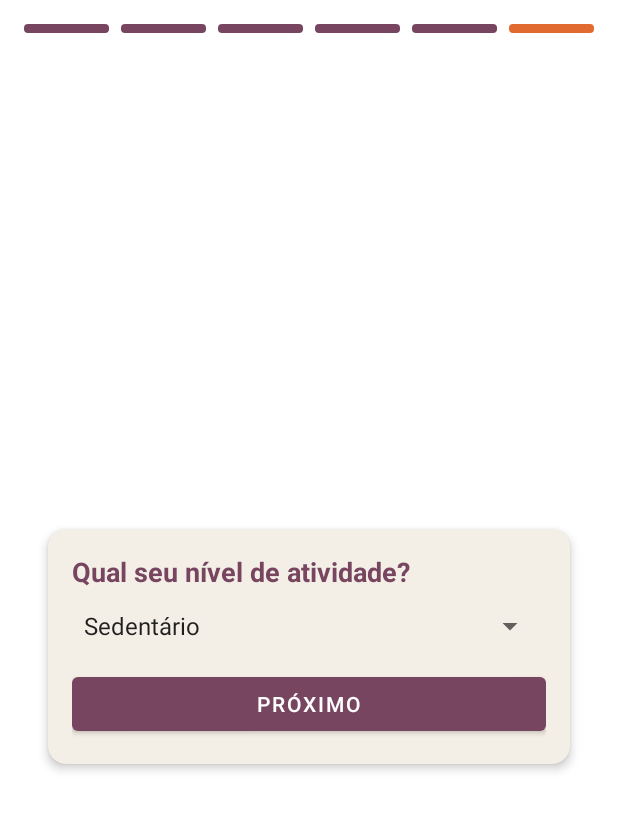
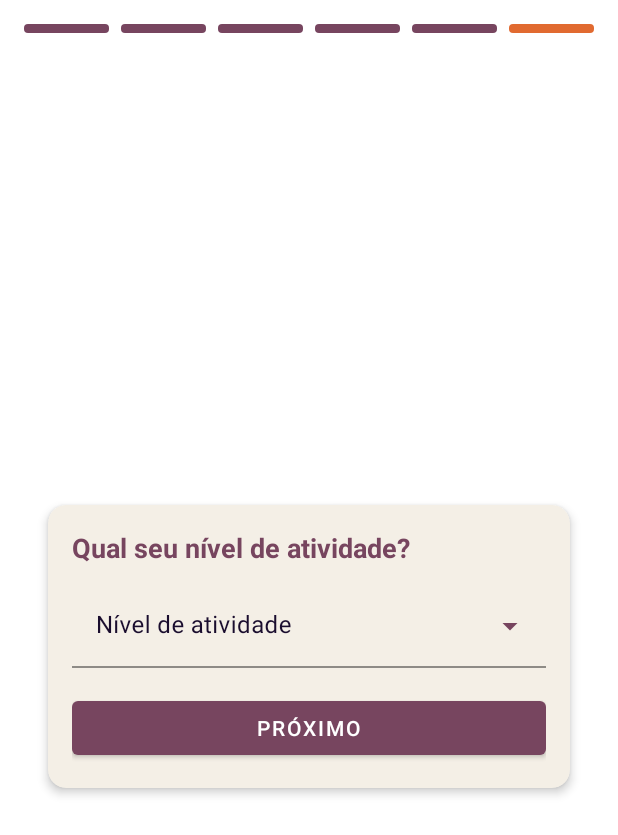
Before and after one commit to uhlalari/-FitUai, an Android app: the fragment GenderQuestionFragment placed in its activity, after a tap on "PRÓXIMO", on a phone screen of 412 x 824 dp. Shown: the top 835 px of the screen. Run offline under Robolectric (Android 15) with nearby library versions, the phone set to English and light mode, and no system bars; our stand-ins replace Room's generated code.

Commit message:
Ajustes cor de fontes e bottom sheet

```diff
--- a/app/src/main/java/com/example/fituai/presentation/fragment/ActivityLevelQuestionFragment.kt
+++ b/app/src/main/java/com/example/fituai/presentation/fragment/ActivityLevelQuestionFragment.kt
@@ -5,7 +5,8 @@ import android.view.LayoutInflater
 import android.view.View
 import android.view.ViewGroup
 import android.widget.Button
-import android.widget.Spinner
+import android.widget.ArrayAdapter
+import com.google.android.material.textfield.MaterialAutoCompleteTextView
 import androidx.fragment.app.Fragment
 import androidx.lifecycle.ViewModelProvider
 import com.example.fituai.R
@@ -31,10 +32,17 @@ class ActivityLevelQuestionFragment : Fragment() {
         )[FormViewModel::class.java]
 
         val btnNext = view.findViewById<Button>(R.id.btnProximo)
-        val spLevel = view.findViewById<Spinner>(R.id.spNivelAtividade)
+        val actLevel = view.findViewById<MaterialAutoCompleteTextView>(R.id.actNivelAtividade)
+
+        val levelItems = resources.getStringArray(R.array.nivel_atividade_array)
+        val levelAdapter = ArrayAdapter(requireContext(), android.R.layout.simple_dropdown_item_1line, levelItems)
+        actLevel.setAdapter(levelAdapter)
+
+        actLevel.setOnClickListener { actLevel.showDropDown() }
+        actLevel.setOnFocusChangeListener { _, hasFocus -> if (hasFocus) actLevel.showDropDown() }
 
         btnNext.setOnClickListener {
-            val level = spLevel.selectedItem.toString()
+            val level = actLevel.text?.toString()?.trim().orEmpty()
             viewModel.saveActivityLevel(level)
             parentFragmentManager.beginTransaction()
                 .replace(R.id.fragmentContainer, GoalQuestionFragment.newInstance())
--- a/app/src/main/java/com/example/fituai/presentation/fragment/GenderQuestionFragment.kt
+++ b/app/src/main/java/com/example/fituai/presentation/fragment/GenderQuestionFragment.kt
@@ -5,7 +5,8 @@ import android.view.LayoutInflater
 import android.view.View
 import android.view.ViewGroup
 import android.widget.Button
-import android.widget.Spinner
+import android.widget.ArrayAdapter
+import com.google.android.material.textfield.MaterialAutoCompleteTextView
 import androidx.fragment.app.Fragment
 import androidx.lifecycle.ViewModelProvider
 import com.example.fituai.R
@@ -31,10 +32,17 @@ class GenderQuestionFragment : Fragment() {
         )[FormViewModel::class.java]
 
         val btnNext = view.findViewById<Button>(R.id.btnProximo)
-        val spGender = view.findViewById<Spinner>(R.id.spGenero)
+        val actGender = view.findViewById<MaterialAutoCompleteTextView>(R.id.actGenero)
+
+        val genderItems = resources.getStringArray(R.array.genero_array)
+        val genderAdapter = ArrayAdapter(requireContext(), android.R.layout.simple_dropdown_item_1line, genderItems)
+        actGender.setAdapter(genderAdapter)
+
+        actGender.setOnClickListener { actGender.showDropDown() }
+        actGender.setOnFocusChangeListener { _, hasFocus -> if (hasFocus) actGender.showDropDown() }
 
         btnNext.setOnClickListener {
-            val gender = spGender.selectedItem.toString()
+            val gender = actGender.text?.toString()?.trim().orEmpty()
             viewModel.saveGender(gender)
             parentFragmentManager.beginTransaction()
                 .replace(R.id.fragmentContainer, ActivityLevelQuestionFragment.newInstance())
--- a/app/src/main/res/layout/bottomsheet_calculation.xml
+++ b/app/src/main/res/layout/bottomsheet_calculation.xml
@@ -11,6 +11,7 @@
         android:text="Como calculamos seu gasto calórico?"
         android:textSize="18sp"
         android:textStyle="bold"
+        android:textColor="@color/darkPurple"
         android:gravity="center" />
 
     <TextView
@@ -18,5 +19,6 @@
         android:layout_height="wrap_content"
         android:text="Usamos a fórmula de Harris-Benedict para estimar seu TDEE com base no seu peso, altura e nível de atividade."
         android:textSize="14sp"
+        android:textColor="@color/darkPurple"
         android:layout_marginTop="8dp"/>
 </LinearLayout>
--- a/app/src/main/res/layout/fragment_question_activity_level.xml
+++ b/app/src/main/res/layout/fragment_question_activity_level.xml
@@ -47,11 +47,29 @@
                 android:textColor="@color/purple"
                 android:layout_marginBottom="12dp" />
 
-            <Spinner
-                android:id="@+id/spNivelAtividade"
+            <com.google.android.material.textfield.TextInputLayout
+                style="@style/FitUai.TextInputLayout.Exposed"
                 android:layout_width="match_parent"
                 android:layout_height="wrap_content"
-                android:entries="@array/nivel_atividade_array" />
+                android:hint="Nível de atividade"
+                app:boxBackgroundMode="filled"
+                app:boxBackgroundColor="@color/neutral200"
+                app:boxStrokeColor="@color/purple"
+                app:hintTextColor="@color/darkPurple"
+                app:endIconMode="dropdown_menu"
+                app:endIconTint="@color/purple">
+
+                <com.google.android.material.textfield.MaterialAutoCompleteTextView
+                    android:id="@+id/actNivelAtividade"
+                    android:layout_width="match_parent"
+                    android:layout_height="wrap_content"
+                    android:inputType="none"
+                    android:focusable="false"
+                    android:textColorHint="@color/darkPurple"
+                    android:textColor="@color/darkPurple"
+                    android:background="@android:color/transparent" />
+
+            </com.google.android.material.textfield.TextInputLayout>
 
             <com.google.android.material.button.MaterialButton
                 android:id="@+id/btnProximo"
--- /dev/null
+++ b/app/src/main/res/values/styles.xml
@@ -0,0 +1,20 @@
+<?xml version="1.0" encoding="utf-8"?>
+<resources>
+    <!-- Aparência da hint (label flutuante) do TextInputLayout -->
+    <style name="FitUai.TextInputLayout.Hint" parent="TextAppearance.MaterialComponents.Caption">
+        <item name="android:textColor">@color/darkPurple</item>
+        <item name="android:textColorHint">@color/darkPurple</item>
+    </style>
+
+    <!-- Estilo do componente TextInputLayout (FilledBox) com hint roxo escuro em todos os estados -->
+    <style name="FitUai.TextInputLayout" parent="Widget.MaterialComponents.TextInputLayout.FilledBox">
+        <item name="hintTextColor">@color/darkPurple</item>
+        <item name="android:textColorHint">@color/darkPurple</item>
+    </style>
+
+    <!-- Exposed Dropdown Menu (MaterialAutoCompleteTextView dentro de TextInputLayout) -->
+    <style name="FitUai.TextInputLayout.Exposed" parent="Widget.MaterialComponents.TextInputLayout.FilledBox.ExposedDropdownMenu">
+        <item name="hintTextColor">@color/darkPurple</item>
+        <item name="android:textColorHint">@color/darkPurple</item>
+    </style>
+</resources>
--- a/app/src/main/res/values/themes.xml
+++ b/app/src/main/res/values/themes.xml
@@ -11,5 +11,7 @@
         <item name="android:enforceNavigationBarContrast">false</item>
         <!-- Fundo da janela claro para áreas sob a status bar quando conteúdo não cobre -->
         <item name="android:windowBackground">@color/white</item>
+        <!-- Estilo padrão para todos os TextInputLayout -->
+        <item name="textInputStyle">@style/FitUai.TextInputLayout</item>
     </style>
 </resources>
```
Also changed, not shown: app/src/main/java/com/example/fituai/presentation/fragment/GoalQuestionFragment.kt (+11 -3 lines), app/src/main/res/layout/fragment_question_age.xml (+7 -3 lines), app/src/main/res/layout/fragment_question_gender.xml (+22 -3 lines), app/src/main/res/layout/fragment_question_goal.xml (+21 -3 lines), app/src/main/res/layout/fragment_question_height.xml (+7 -3 lines), app/src/main/res/layout/fragment_question_weight.xml (+5 -2 lines).
